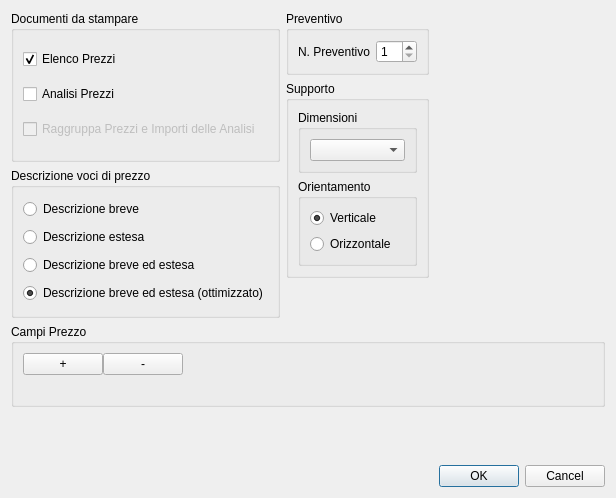
This is qcostgui/pricelistprintergui.ui in mickele77/qcost as Qt 5 draws it before an edit. The edited form follows.
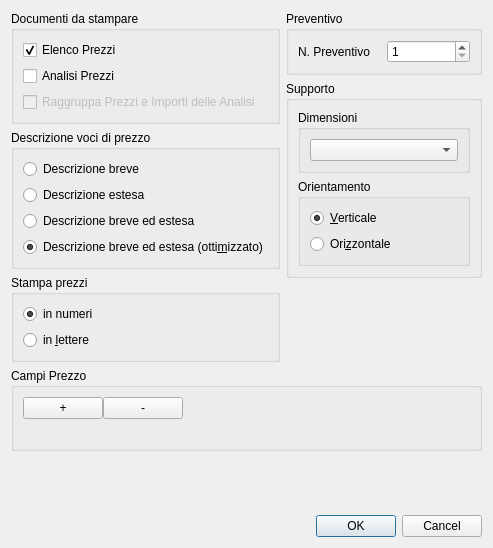
This is the edited form.

Commit message: Introdotta opzione stampa dei prezzi con lettere invece che con cifre

The edit to the form file:
```diff
--- a/qcostgui/pricelistprintergui.ui
+++ b/qcostgui/pricelistprintergui.ui
@@ -6,8 +6,8 @@
    <rect>
     <x>0</x>
     <y>0</y>
-    <width>616</width>
-    <height>498</height>
+    <width>493</width>
+    <height>548</height>
    </rect>
   </property>
   <property name="windowTitle">
@@ -24,109 +24,6 @@
      </property>
     </widget>
    </item>
-   <item row="0" column="2">
-    <layout class="QVBoxLayout" name="verticalLayout_2">
-     <item>
-      <widget class="QGroupBox" name="priceDataSetGroupBox">
-       <property name="title">
-        <string>Preventivo</string>
-       </property>
-       <layout class="QGridLayout" name="gridLayout_2">
-        <item row="0" column="0">
-         <widget class="QLabel" name="priceDataSetSpinBoxLabel">
-          <property name="text">
-           <string>N. Preventivo</string>
-          </property>
-         </widget>
-        </item>
-        <item row="0" column="1">
-         <widget class="QSpinBox" name="priceDataSetSpinBox">
-          <property name="minimum">
-           <number>1</number>
-          </property>
-         </widget>
-        </item>
-       </layout>
-      </widget>
-     </item>
-     <item>
-      <widget class="QGroupBox" name="paperGroupBox">
-       <property name="title">
-        <string>Supporto</string>
-       </property>
-       <layout class="QGridLayout" name="gridLayout_6">
-        <item row="1" column="0">
-         <widget class="QGroupBox" name="paperOrientationGroupBox">
-          <property name="title">
-           <string>Orientamento</string>
-          </property>
-          <layout class="QGridLayout" name="gridLayout_4">
-           <item row="1" column="0">
-            <widget class="QRadioButton" name="paperHorizzontalRadioButton">
-             <property name="text">
-              <string>Orizzontale</string>
-             </property>
-             <property name="checked">
-              <bool>false</bool>
-             </property>
-            </widget>
-           </item>
-           <item row="0" column="0">
-            <widget class="QRadioButton" name="paperVerticalRadioButton">
-             <property name="text">
-              <string>Verticale</string>
-             </property>
-             <property name="checked">
-              <bool>true</bool>
-             </property>
-            </widget>
-           </item>
-          </layout>
-         </widget>
-        </item>
-        <item row="0" column="0">
-         <widget class="QGroupBox" name="paperDImensionsGroupBox">
-          <property name="title">
-           <string>Dimensioni</string>
-          </property>
-          <layout class="QGridLayout" name="gridLayout_7">
-           <item row="0" column="0">
-            <widget class="QComboBox" name="paperDimensionsComboBox"/>
-           </item>
-          </layout>
-         </widget>
-        </item>
-       </layout>
-      </widget>
-     </item>
-     <item>
-      <spacer name="verticalSpacer_3">
-       <property name="orientation">
-        <enum>Qt::Vertical</enum>
-       </property>
-       <property name="sizeHint" stdset="0">
-        <size>
-         <width>20</width>
-         <height>40</height>
-        </size>
-       </property>
-      </spacer>
-     </item>
-    </layout>
-   </item>
-   <item row="0" column="3">
-    <spacer name="horizontalSpacer_2">
-     <property name="orientation">
-      <enum>Qt::Horizontal</enum>
-     </property>
-     <property name="sizeHint" stdset="0">
-      <size>
-       <width>0</width>
-       <height>167</height>
-      </size>
-     </property>
-    </spacer>
-   </item>
    <item row="1" column="0" rowspan="2" colspan="4">
     <widget class="QGroupBox" name="priceFieldsGroupBox">
      <property name="title">
@@ -258,7 +155,7 @@
         <item row="3" column="0">
          <widget class="QRadioButton" name="printShortLongDescOptRadioButton">
           <property name="text">
-           <string>Descrizione breve ed estesa (ottimizzato)</string>
+           <string>Descrizione breve ed estesa (otti&amp;mizzato)</string>
           </property>
           <property name="checked">
            <bool>true</bool>
@@ -268,6 +165,32 @@
        </layout>
       </widget>
      </item>
+     <item>
+      <widget class="QGroupBox" name="printNumGroupBox">
+       <property name="title">
+        <string>Stampa prezzi</string>
+       </property>
+       <layout class="QGridLayout" name="gridLayout_3">
+        <item row="0" column="0">
+         <widget class="QRadioButton" name="printNumDigitsRadioButton">
+          <property name="text">
+           <string>in numeri</string>
+          </property>
+          <property name="checked">
+           <bool>true</bool>
+          </property>
+         </widget>
+        </item>
+        <item row="1" column="0">
+         <widget class="QRadioButton" name="printNumLettersRadioButton">
+          <property name="text">
+           <string>in &amp;lettere</string>
+          </property>
+         </widget>
+        </item>
+       </layout>
+      </widget>
+     </item>
     </layout>
    </item>
    <item row="3" column="0" colspan="4">
@@ -283,6 +206,96 @@
      </property>
     </spacer>
    </item>
+   <item row="0" column="2" colspan="2">
+    <layout class="QVBoxLayout" name="verticalLayout_2">
+     <item>
+      <widget class="QGroupBox" name="priceDataSetGroupBox">
+       <property name="title">
+        <string>Preventivo</string>
+       </property>
+       <layout class="QGridLayout" name="gridLayout_2">
+        <item row="0" column="0">
+         <widget class="QLabel" name="priceDataSetSpinBoxLabel">
+          <property name="text">
+           <string>N. Preventivo</string>
+          </property>
+         </widget>
+        </item>
+        <item row="0" column="1">
+         <widget class="QSpinBox" name="priceDataSetSpinBox">
+          <property name="minimum">
+           <number>1</number>
+          </property>
+         </widget>
+        </item>
+       </layout>
+      </widget>
+     </item>
+     <item>
+      <widget class="QGroupBox" name="paperGroupBox">
+       <property name="title">
+        <string>Supporto</string>
+       </property>
+       <layout class="QGridLayout" name="gridLayout_6">
+        <item row="1" column="0">
+         <widget class="QGroupBox" name="paperOrientationGroupBox">
+          <property name="title">
+           <string>Orientamento</string>
+          </property>
+          <layout class="QGridLayout" name="gridLayout_4">
+           <item row="1" column="0">
+            <widget class="QRadioButton" name="paperHorizzontalRadioButton">
+             <property name="text">
+              <string>Ori&amp;zzontale</string>
+             </property>
+             <property name="checked">
+              <bool>false</bool>
+             </property>
+            </widget>
+           </item>
+           <item row="0" column="0">
+            <widget class="QRadioButton" name="paperVerticalRadioButton">
+             <property name="text">
+              <string>&amp;Verticale</string>
+             </property>
+             <property name="checked">
+              <bool>true</bool>
+             </property>
+            </widget>
+           </item>
+          </layout>
+         </widget>
+        </item>
+        <item row="0" column="0">
+         <widget class="QGroupBox" name="paperDImensionsGroupBox">
+          <property name="title">
+           <string>Dimensioni</string>
+          </property>
+          <layout class="QGridLayout" name="gridLayout_7">
+           <item row="0" column="0">
+            <widget class="QComboBox" name="paperDimensionsComboBox"/>
+           </item>
+          </layout>
+         </widget>
+        </item>
+       </layout>
+      </widget>
+     </item>
+     <item>
+      <spacer name="verticalSpacer_3">
+       <property name="orientation">
+        <enum>Qt::Vertical</enum>
+       </property>
+       <property name="sizeHint" stdset="0">
+        <size>
+         <width>20</width>
+         <height>40</height>
+        </size>
+       </property>
+      </spacer>
+     </item>
+    </layout>
+   </item>
   </layout>
  </widget>
  <resources/>
```
The commit also changes 9 other files.
